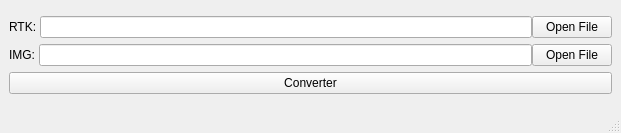
Before: the Qt Designer form src/window.ui in HorusAeronaves/rtk2csv, drawn with Qt 5.
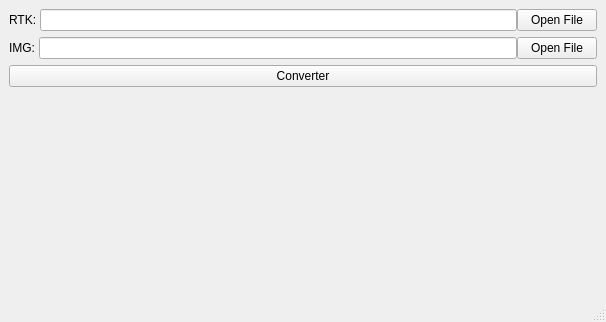
After: the same form once the commit is applied. Custom widgets are drawn as their Qt base class.

The edit to the form file:
```diff
--- a/src/window.ui
+++ b/src/window.ui
@@ -6,8 +6,8 @@
    <rect>
     <x>0</x>
     <y>0</y>
-    <width>621</width>
-    <height>133</height>
+    <width>606</width>
+    <height>322</height>
    </rect>
   </property>
   <property name="windowTitle">
@@ -78,12 +78,30 @@
         </property>
        </widget>
       </item>
+      <item>
+       <widget class="QChartView" name="chart" native="true">
+        <property name="sizePolicy">
+         <sizepolicy hsizetype="Expanding" vsizetype="Expanding">
+          <horstretch>0</horstretch>
+          <verstretch>0</verstretch>
+         </sizepolicy>
+        </property>
+       </widget>
+      </item>
      </layout>
     </item>
    </layout>
   </widget>
   <widget class="QStatusBar" name="statusbar"/>
  </widget>
+ <customwidgets>
+  <customwidget>
+   <class>QChartView</class>
+   <extends>QWidget</extends>
+   <header location="global">qchartview.h</header>
+   <container>1</container>
+  </customwidget>
+ </customwidgets>
  <resources/>
  <connections/>
 </ui>
```
